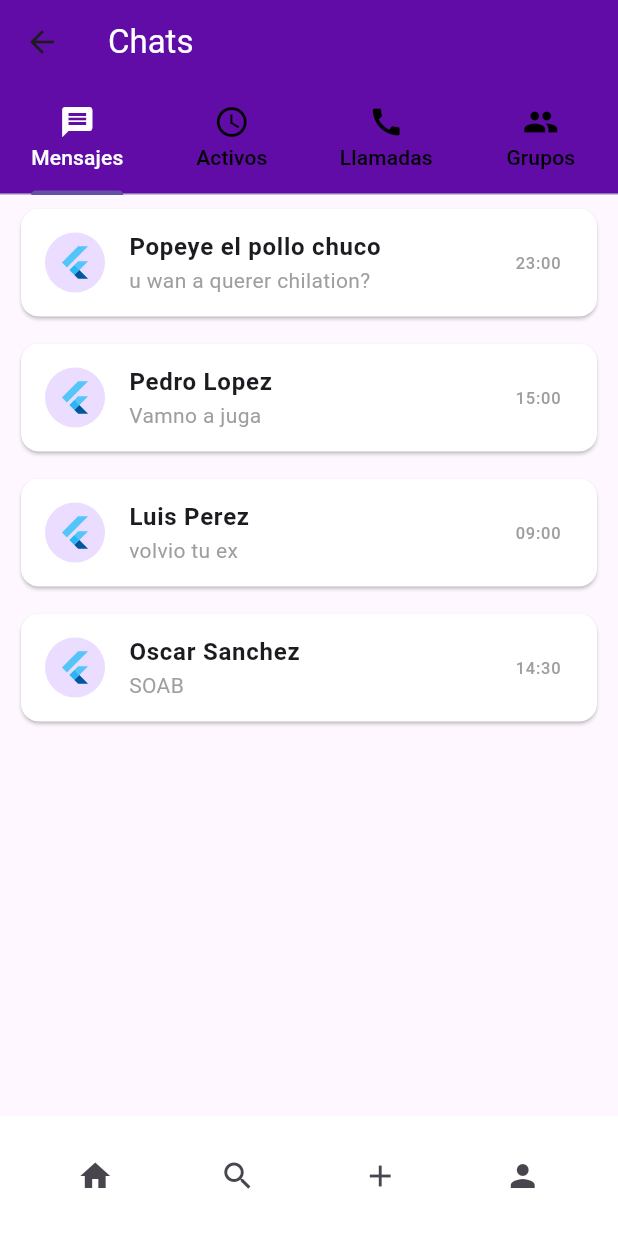
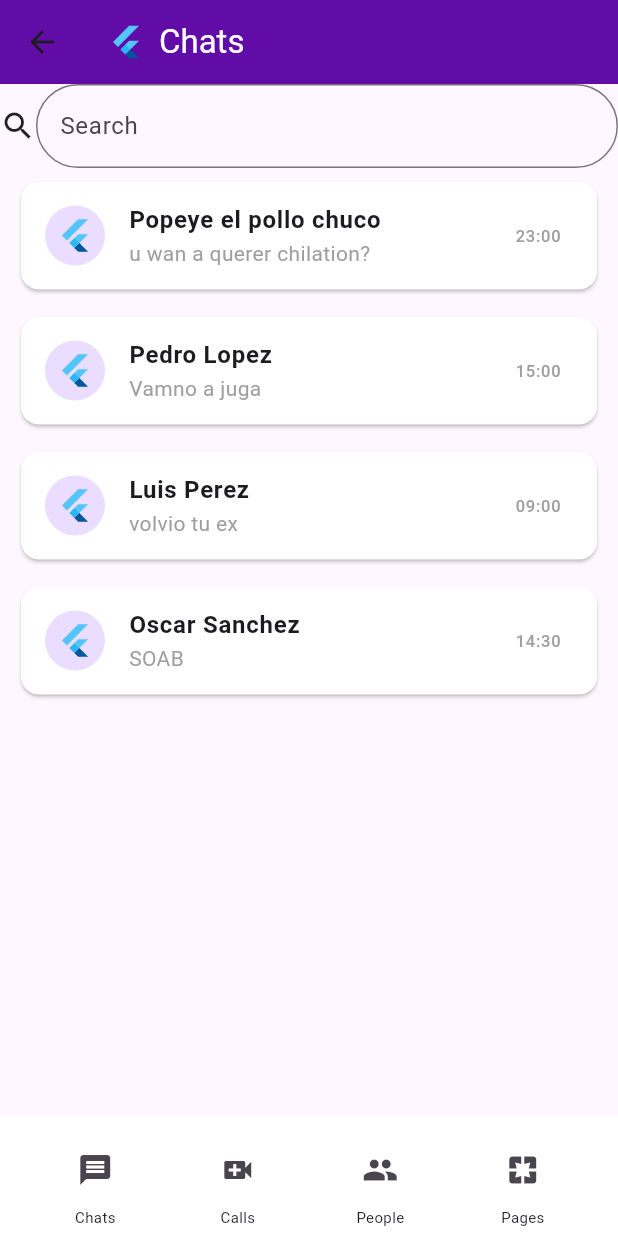
Before and after one commit to FernandoZuniga97/tsr, a Flutter app: the Start screen opened by its route, on a phone screen of 412 x 824 dp. Run offline on Flutter 3.47's test engine with Material 3 defaults, Android fonts, the light colour scheme and no system bars.

Commit message:
Ahora si de verdad se termino el proyecto

```diff
--- a/hakuna_matata/lib/pages/home.dart
+++ b/hakuna_matata/lib/pages/home.dart
@@ -65,7 +65,7 @@ class Home extends StatelessWidget {
   child: Column(
     crossAxisAlignment: CrossAxisAlignment.center,
     children: [
-      const Text("Login", style: TextStyle(color: Color.fromRGBO(49, 39, 79, 1), fontWeight: FontWeight.bold, fontSize: 30)),
+      const Text("Alcatraz Login", style: TextStyle(color: Color.fromRGBO(49, 39, 79, 1), fontWeight: FontWeight.bold, fontSize: 30)),
       const SizedBox(height: 30),
       Container(
         padding: const EdgeInsets.all(10),
@@ -76,7 +76,7 @@ class Home extends StatelessWidget {
         ),
         child: TextField(
           controller: emailController,
-          maxLength: 30,
+          maxLength: 60,
           keyboardType: TextInputType.emailAddress,
           decoration: const InputDecoration(
             labelText: 'Email',
@@ -177,9 +177,9 @@ class _CustomInputState extends State<Custompass> {
       obscureText: obscureText,
       decoration: InputDecoration(
         label: const Text('Password'),
+        labelStyle: const TextStyle(color: Colors.purple),
+        icon: const Icon(Icons.lock),
         border: const UnderlineInputBorder(),
-        labelStyle: const TextStyle(color: Colors.purple),
-        prefixIcon: const Icon(Icons.lock),
         suffixIcon: IconButton(
             onPressed: () {
               setState(() {
--- a/hakuna_matata/lib/pages/registro.dart
+++ b/hakuna_matata/lib/pages/registro.dart
@@ -37,7 +37,7 @@ class Registro extends StatelessWidget {
                         },
                         keyboardType: TextInputType.text,
                         decoration: const InputDecoration(
-                          label: Text('Nombre'),
+                          label: Text('Nombre Completo'),
                           icon: Icon(Icons.person),
                           border: OutlineInputBorder(),
                         ),
--- a/hakuna_matata/lib/pages/start.dart
+++ b/hakuna_matata/lib/pages/start.dart
@@ -37,21 +37,41 @@ class Start extends StatelessWidget {
         length: 4,
         child: Scaffold(
           appBar: AppBar(
-            title: const Text('Chats', style: TextStyle(color: Color.fromARGB(255, 255, 255, 255))),
+  title: const Row(
+    children: [
+      FlutterLogo(),
+      SizedBox(width: 10.0),
+      Text('Chats', style: TextStyle(color: Colors.white)),
+    ],
+  ),
   backgroundColor: const Color.fromARGB(255, 97, 12, 167),
   elevation: 0,
-            bottom: const TabBar(
-              tabs: [
-                Tab(icon: Icon(Icons.message), text: 'Mensajes'),
-                Tab(icon: Icon(Icons.access_time), text: 'Activos'),
-                Tab(icon: Icon(Icons.call), text: 'Llamadas'),
-                Tab(icon: Icon(Icons.group), text: 'Grupos'),
-              ],
-              labelColor: Color.fromARGB(255, 255, 254, 255),
-              unselectedLabelColor: Color.fromARGB(255, 0, 0, 0),
+),
+  body: Column(
+  children: [
+    Row(
+      children: [
+        InkWell(
+          onTap: ()
+          {
+          },
+          child: const Icon(Icons.search),
+        ),
+        const Expanded(
+          child:  TextField(
+            keyboardType: TextInputType.text,
+            decoration: InputDecoration(
+              hintText: 'Search',
+              border:OutlineInputBorder(
+                borderRadius: BorderRadius.all(Radius.circular(50.0)),
               ),
             ),
-          body: ListView.builder(
+          ),
+        ),
+      ],
+    ),
+    Expanded(
+      child: ListView.builder(
         itemCount: chats.length,
         itemBuilder: (context, index) {
           if (chats.isEmpty) {
@@ -67,30 +87,70 @@ class Start extends StatelessWidget {
           );
         },
       ),
+    ),
+  ],
+),
+
   bottomNavigationBar: BottomAppBar(
   color: Colors.white,
   child: Row(
     mainAxisAlignment: MainAxisAlignment.spaceAround,
-              children: <Widget>[
+    children:[
+      SizedBox(
+        width: 50,
+        child: Column(
+          mainAxisSize: MainAxisSize.min,
+          children: [
             IconButton(
-                  icon: const Icon(Icons.home),
+              icon: const Icon(Icons.message),
               onPressed: () {
               },
             ),
+            const Text('Chats', style: TextStyle(fontSize: 10)),
+          ],
+        ),
+      ),
+      SizedBox(
+        width: 50,
+        child: Column(
+          mainAxisSize: MainAxisSize.min,
+          children: [
             IconButton(
-                  icon: const Icon(Icons.search),
+              icon: const Icon(Icons.video_call),
               onPressed: () {
               },
             ),
+            const Text('Calls', style: TextStyle(fontSize: 10)),
+          ],
+        ),
+      ),
+      SizedBox(
+        width: 50,
+        child: Column(
+          mainAxisSize: MainAxisSize.min,
+          children: [
             IconButton(
-                  icon: const Icon(Icons.add),
+              icon: const Icon(Icons.group),
               onPressed: () {
               },
             ),
+            const Text('People', style: TextStyle(fontSize: 10)),
+          ],
+        ),
+      ),
+      SizedBox(
+        width: 50,
+        child: Column(
+          mainAxisSize: MainAxisSize.min,
+          children: [
             IconButton(
-                  icon: const Icon(Icons.person),
+              icon: const Icon(Icons.pages),
               onPressed: () {
               },
+            ),
+            const Text('Pages', style: TextStyle(fontSize: 10)),
+          ],
+        ),
       ),
     ],
   ),
```
Lines whose indentation alone changed are shown as unchanged.
